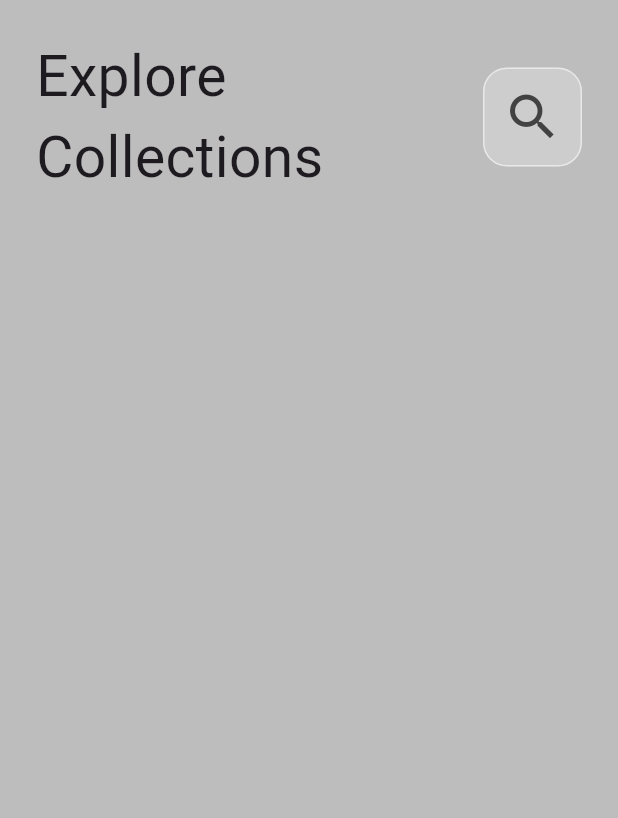
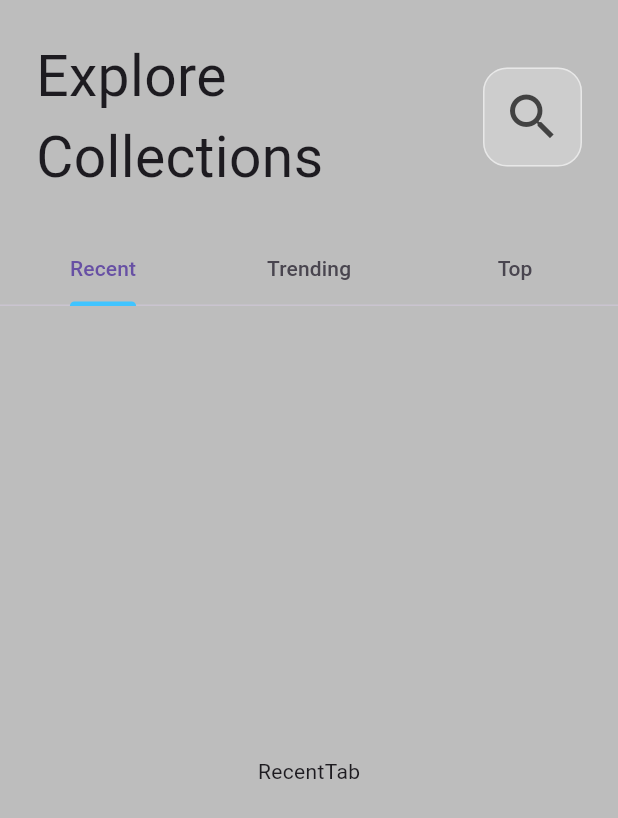
Before and after one commit to namanmahajan2020/NFT-App-UI, a Flutter app: the screen it shows after launch, on a phone screen of 412 x 824 dp. Shown: the top 818 px of the screen. Run offline on Flutter 3.47's test engine with Material 3 defaults, Android fonts, the phone set to English and light mode, and no system bars.

Commit message:
added different tabs

```diff
--- a/lib/pages/home_page.dart
+++ b/lib/pages/home_page.dart
@@ -1,4 +1,7 @@
 import 'package:flutter/material.dart';
+import 'package:nft_app_ui/tabs/recent_tab.dart';
+import 'package:nft_app_ui/tabs/top_tab.dart';
+import 'package:nft_app_ui/tabs/trending_tab.dart';
 
 class HomePage extends StatefulWidget {
   const HomePage({super.key});
@@ -8,9 +11,17 @@ class HomePage extends StatefulWidget {
 }
 
 class _HomePageState extends State<HomePage> {
+  List<Tab> tabOptions = const [
+    Tab(text: "Recent"),
+    Tab(text: "Trending"),
+    Tab(text: "Top"),
+  ];
+
   @override
   Widget build(BuildContext context) {
-    return Scaffold(
+    return DefaultTabController(
+      length: tabOptions.length,
+      child: Scaffold(
         backgroundColor: Colors.grey[400],
         body: SafeArea(
           child: Column(
@@ -23,8 +34,20 @@ class _HomePageState extends State<HomePage> {
                     Column(
                       crossAxisAlignment: CrossAxisAlignment.start,
                       children: [
-                      Text("Explore", style: TextStyle(fontSize: 38)),
-                      Text("Collections", style: TextStyle(fontSize: 38)),
+                        Text(
+                          "Explore",
+                          style: TextStyle(
+                            fontSize: 38,
+                            fontWeight: FontWeight.w400,
+                          ),
+                        ),
+                        Text(
+                          "Collections",
+                          style: TextStyle(
+                            fontSize: 38,
+                            fontWeight: FontWeight.w400,
+                          ),
+                        ),
                       ],
                     ),
                     Container(
@@ -46,8 +69,16 @@ class _HomePageState extends State<HomePage> {
                   ],
                 ),
               ),
-            Row(),
+              TabBar(tabs: tabOptions, indicatorColor: Colors.lightBlueAccent),
+              Expanded(
+                child: TabBarView(
+                  children: [
+                  RecentTab(),TrendingTab(),TopTab()
                   ],
+                ),
+              ),
+            ],
+          ),
         ),
       ),
     );
--- /dev/null
+++ b/lib/tabs/recent_tab.dart
@@ -0,0 +1,10 @@
+import 'package:flutter/material.dart';
+
+class RecentTab extends StatelessWidget {
+  const RecentTab({super.key});
+
+  @override
+  Widget build(BuildContext context) {
+    return Center(child: Text("RecentTab"));
+  }
+}
--- /dev/null
+++ b/lib/tabs/top_tab.dart
@@ -0,0 +1,10 @@
+import 'package:flutter/material.dart';
+
+class TopTab extends StatelessWidget {
+  const TopTab({super.key});
+
+  @override
+  Widget build(BuildContext context) {
+    return Center(child: Text("Top content"));
+  }
+}
--- /dev/null
+++ b/lib/tabs/trending_tab.dart
@@ -0,0 +1,10 @@
+import 'package:flutter/material.dart';
+
+class TrendingTab extends StatelessWidget {
+  const TrendingTab({super.key});
+
+  @override
+  Widget build(BuildContext context) {
+    return Center(child: Text("Trending"));
+  }
+}
```
Lines whose indentation alone changed are shown as unchanged.
